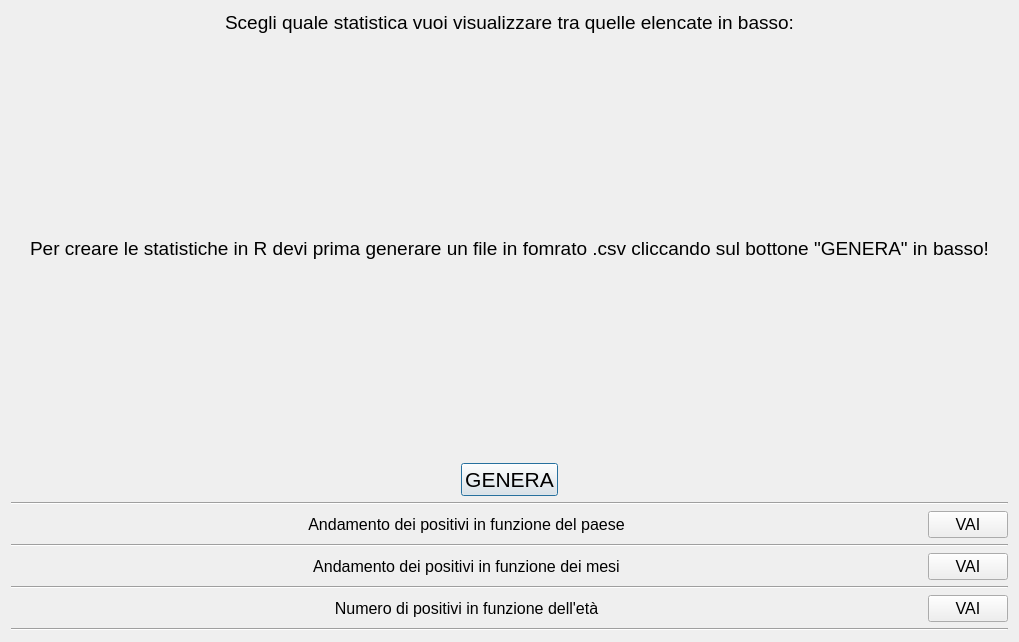
Before: the Qt Designer form c++/02_menu_refactoring/menu_project/stats.ui in alessan10/c19-1, drawn with Qt 5.
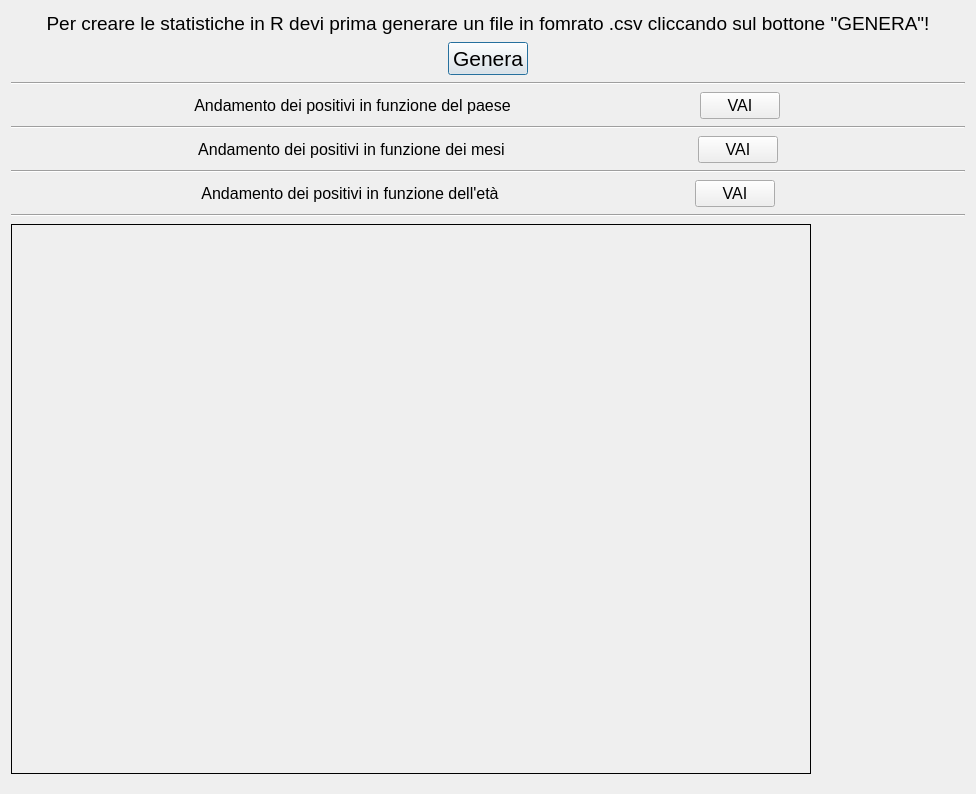
After: the same form once the commit is applied.

Commit message: [C++] added stats image

Patch:
```diff
--- a/c++/02_menu_refactoring/menu_project/stats.ui
+++ b/c++/02_menu_refactoring/menu_project/stats.ui
@@ -6,44 +6,14 @@
    <rect>
     <x>0</x>
     <y>0</y>
-    <width>1019</width>
-    <height>642</height>
+    <width>976</width>
+    <height>794</height>
    </rect>
   </property>
   <property name="windowTitle">
    <string>Dialog</string>
   </property>
   <layout class="QVBoxLayout" name="verticalLayout_2">
-   <item>
-    <widget class="QLabel" name="label">
-     <property name="sizePolicy">
-      <sizepolicy hsizetype="Minimum" vsizetype="Fixed">
-       <horstretch>0</horstretch>
-       <verstretch>0</verstretch>
-      </sizepolicy>
-     </property>
-     <property name="font">
-      <font>
-       <pointsize>14</pointsize>
-      </font>
-     </property>
-     <property name="layoutDirection">
-      <enum>Qt::LeftToRight</enum>
-     </property>
-     <property name="text">
-      <string>Scegli quale statistica vuoi visualizzare tra quelle elencate in basso:</string>
-     </property>
-     <property name="textFormat">
-      <enum>Qt::AutoText</enum>
-     </property>
-     <property name="alignment">
-      <set>Qt::AlignCenter</set>
-     </property>
-     <property name="margin">
-      <number>14</number>
-     </property>
-    </widget>
-   </item>
    <item>
     <layout class="QHBoxLayout" name="horizontalLayout_5">
      <property name="spacing">
@@ -58,7 +28,7 @@
      <item>
       <widget class="QLabel" name="label_6">
        <property name="sizePolicy">
-        <sizepolicy hsizetype="Fixed" vsizetype="Ignored">
+        <sizepolicy hsizetype="Minimum" vsizetype="Fixed">
          <horstretch>0</horstretch>
          <verstretch>0</verstretch>
         </sizepolicy>
@@ -69,7 +39,7 @@
         </font>
        </property>
        <property name="text">
-        <string>Per creare le statistiche in R devi prima generare un file in fomrato .csv cliccando sul bottone &quot;GENERA&quot; in basso!</string>
+        <string>Per creare le statistiche in R devi prima generare un file in fomrato .csv cliccando sul bottone &quot;GENERA&quot;!</string>
        </property>
        <property name="alignment">
         <set>Qt::AlignCenter</set>
@@ -93,8 +63,26 @@
          <pointsize>16</pointsize>
         </font>
        </property>
+       <property name="layoutDirection">
+        <enum>Qt::RightToLeft</enum>
+       </property>
+       <property name="autoFillBackground">
+        <bool>false</bool>
+       </property>
        <property name="text">
-        <string>GENERA</string>
+        <string>Genera</string>
+       </property>
+       <property name="iconSize">
+        <size>
+         <width>50</width>
+         <height>50</height>
+        </size>
+       </property>
+       <property name="default">
+        <bool>false</bool>
+       </property>
+       <property name="flat">
+        <bool>false</bool>
        </property>
       </widget>
      </item>
@@ -112,7 +100,7 @@
      <item>
       <widget class="QLabel" name="label_5">
        <property name="sizePolicy">
-        <sizepolicy hsizetype="Preferred" vsizetype="Preferred">
+        <sizepolicy hsizetype="Fixed" vsizetype="Preferred">
          <horstretch>0</horstretch>
          <verstretch>0</verstretch>
         </sizepolicy>
@@ -162,7 +150,7 @@
      <item>
       <widget class="QLabel" name="label_2">
        <property name="sizePolicy">
-        <sizepolicy hsizetype="Preferred" vsizetype="Maximum">
+        <sizepolicy hsizetype="Fixed" vsizetype="Preferred">
          <horstretch>0</horstretch>
          <verstretch>0</verstretch>
         </sizepolicy>
@@ -212,7 +200,7 @@
      <item>
       <widget class="QLabel" name="label_4">
        <property name="sizePolicy">
-        <sizepolicy hsizetype="Preferred" vsizetype="Preferred">
+        <sizepolicy hsizetype="Fixed" vsizetype="Preferred">
          <horstretch>0</horstretch>
          <verstretch>0</verstretch>
         </sizepolicy>
@@ -223,7 +211,7 @@
         </font>
        </property>
        <property name="text">
-        <string>Numero di positivi in funzione dell'età</string>
+        <string>Andamento dei positivi in funzione dell'età</string>
        </property>
        <property name="alignment">
         <set>Qt::AlignCenter</set>
@@ -257,6 +245,31 @@
      </property>
     </widget>
    </item>
+   <item>
+    <widget class="QLabel" name="imageLabel">
+     <property name="sizePolicy">
+      <sizepolicy hsizetype="Fixed" vsizetype="Fixed">
+       <horstretch>0</horstretch>
+       <verstretch>0</verstretch>
+      </sizepolicy>
+     </property>
+     <property name="minimumSize">
+      <size>
+       <width>800</width>
+       <height>550</height>
+      </size>
+     </property>
+     <property name="frameShape">
+      <enum>QFrame::Box</enum>
+     </property>
+     <property name="text">
+      <string/>
+     </property>
+     <property name="alignment">
+      <set>Qt::AlignCenter</set>
+     </property>
+    </widget>
+   </item>
   </layout>
  </widget>
  <resources/>
```
The commit also changes 10 other files.
